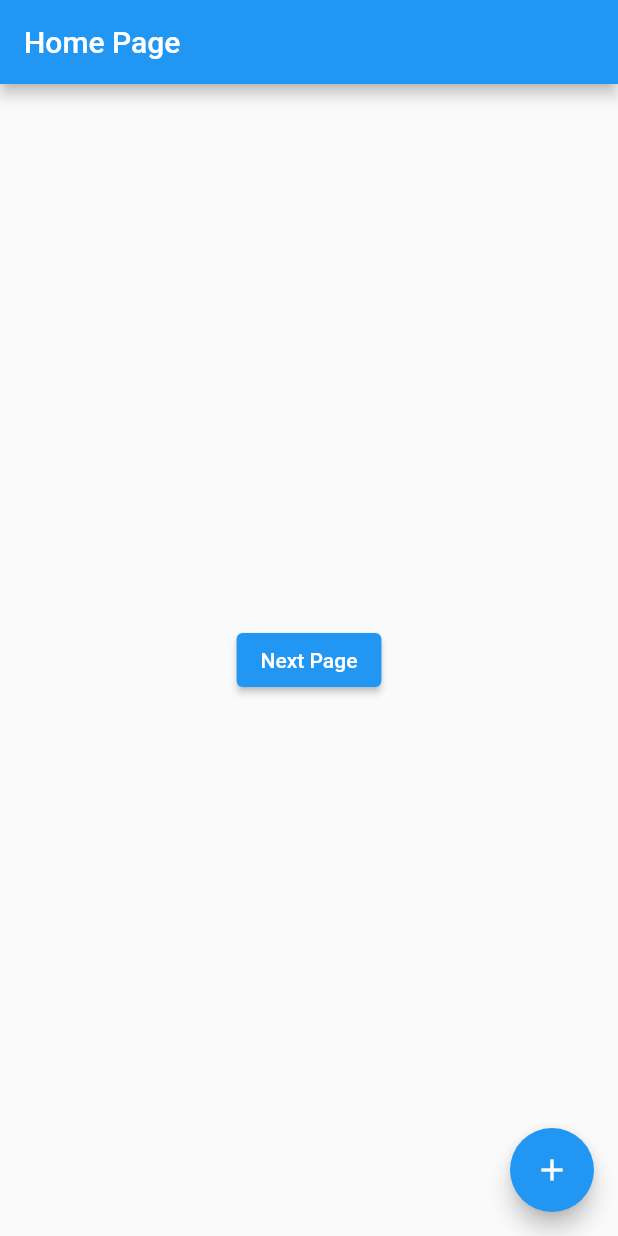
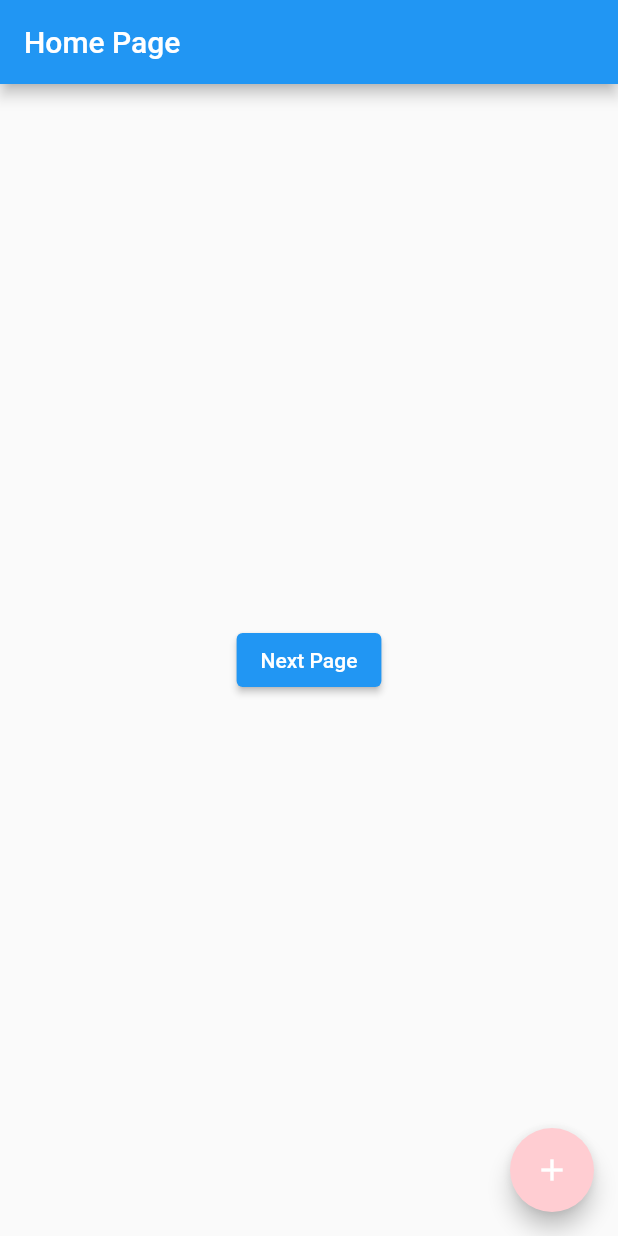
Before and after one commit to Coffee58511867/Flutter, a Flutter app: the screen it shows after launch, on a phone screen of 412 x 824 dp. Run offline on Flutter 3.47's test engine with Material 2 defaults, Android fonts, the phone set to English and light mode, and no system bars.

Commit message:
Changed files

```diff
--- a/lib/main.dart
+++ b/lib/main.dart
@@ -43,6 +43,7 @@ class FirstScreen extends StatelessWidget {
       ),
       floatingActionButton: FloatingActionButton(
         child: const Icon(Icons.add),
+        backgroundColor: Colors.red[100],
         onPressed: () {
           Navigator.pushNamed(context, '/dashboard');
         },
```
